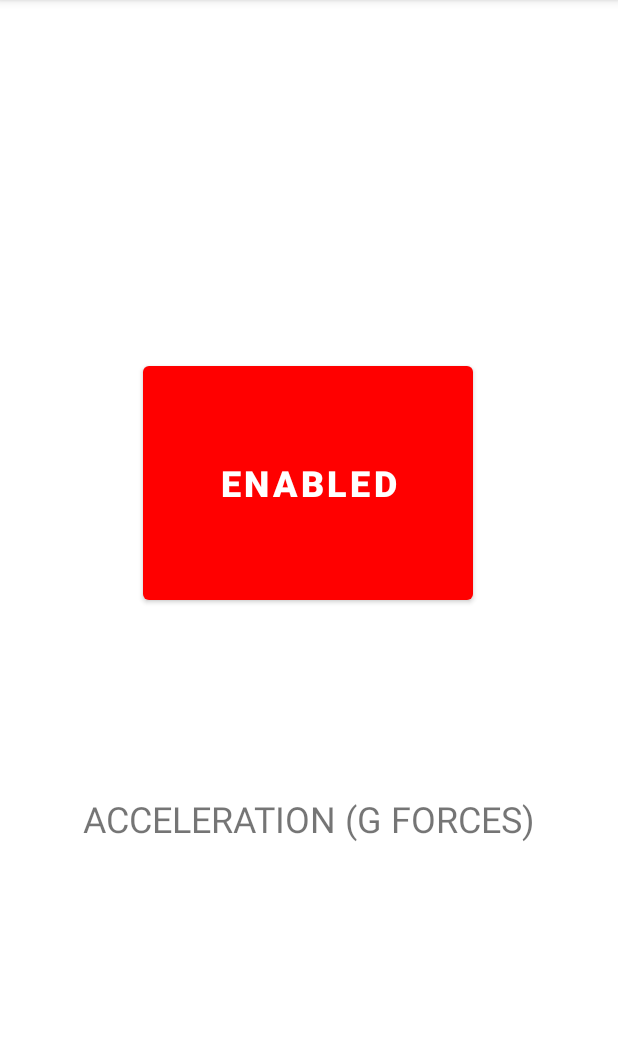
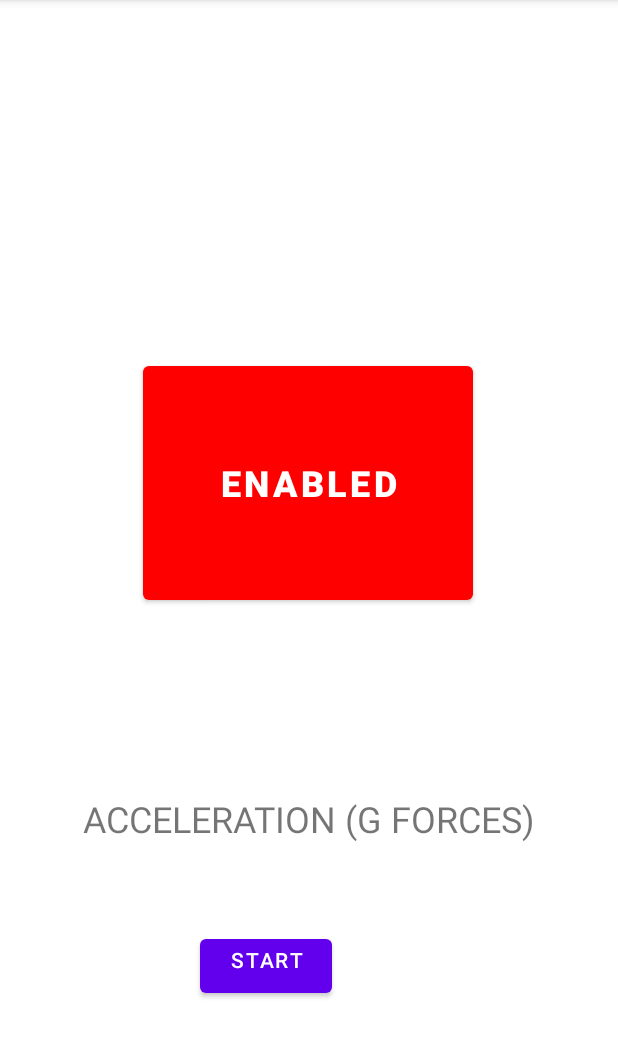
Before and after one commit to benjaminBroudy/Mobile-Theft-Alert, an Android app: the screen it shows after launch (MainActivity), after a tap on "DISABLED", on a phone screen of 412 x 824 dp, the part 84-1142 px from its top. Run offline under Robolectric (Android 15) with nearby library versions, the phone set to English and light mode, and no system bars.

Commit message:
Debug finished

```diff
--- a/Mobile Theft Alert/app/src/main/java/com/example/cac2021service/MainActivity.java
+++ b/Mobile Theft Alert/app/src/main/java/com/example/cac2021service/MainActivity.java
@@ -21,9 +21,12 @@ import android.widget.TextView;
 public final class MainActivity extends AppCompatActivity implements View.OnClickListener, SensorEventListener {
 
     private Button button;
+    private Button debugButton;
     private TextView acceleration;
     private SensorManager sensorManager;
     boolean off = true;
+    boolean debug = true;
+    boolean debug2 = false;
     float[] arr;
     int place = 0;
 
@@ -36,6 +39,8 @@ public final class MainActivity extends AppCompatActivity implements View.OnClic
         button = (Button) findViewById(R.id.button);
         button.setBackgroundColor(android.graphics.Color.parseColor("#1ebd31"));
 
+        debugButton = (Button) findViewById(R.id.debugButton);
+
         sensorManager = (SensorManager) getApplicationContext().getSystemService(SENSOR_SERVICE);
         Sensor accel = sensorManager.getDefaultSensor(Sensor.TYPE_LINEAR_ACCELERATION);
         sensorManager.registerListener(this, accel, SensorManager.SENSOR_DELAY_NORMAL);
@@ -43,6 +48,7 @@ public final class MainActivity extends AppCompatActivity implements View.OnClic
         acceleration = (TextView)findViewById(R.id.textView);
 
         button.setOnClickListener(this);
+        debugButton.setOnClickListener(this);
 
         arr = new float[20000];
 
@@ -51,6 +57,8 @@ public final class MainActivity extends AppCompatActivity implements View.OnClic
     @RequiresApi(api = Build.VERSION_CODES.O)
     @Override
     public void onClick(View view) {
+
+        if (view == button) {
 
             if (off) {
 
@@ -67,6 +75,27 @@ public final class MainActivity extends AppCompatActivity implements View.OnClic
 
                 button.setBackgroundColor(android.graphics.Color.parseColor("#1ebd31"));
                 stopService(new Intent(this, extension.class));
+
+            }
+
+        }
+
+        if (view == debugButton) {
+
+            if (debug) {
+
+                debug2 = true;
+                debug = false;
+                debugButton.setText("Reset");
+
+            } else {
+
+                debug2 = false;
+                debug = true;
+                place = 0;
+                debugButton.setText("Start");
+
+            }
 
         }
 
@@ -93,6 +122,8 @@ public final class MainActivity extends AppCompatActivity implements View.OnClic
 
         //acceleration.setText(String.valueOf(currentAcceleration));
 
+        if (debug2) {
+
             if (place < 20000) {
 
                 arr[place] = currentAcceleration;
@@ -111,7 +142,9 @@ public final class MainActivity extends AppCompatActivity implements View.OnClic
 
             average = sum / (place - 1);
 
-        acceleration.setText(String.valueOf(average + ", " + currentAcceleration));
+            acceleration.setText(String.valueOf(average));
+
+        }
 
     }
 
--- a/Mobile Theft Alert/app/src/main/java/com/example/cac2021service/extension.java
+++ b/Mobile Theft Alert/app/src/main/java/com/example/cac2021service/extension.java
@@ -200,7 +200,7 @@ public class extension extends Service implements SensorEventListener {
     @RequiresApi(Build.VERSION_CODES.O)
     private String createNotificationChannel(NotificationManager notificationManager){
         String channelId = "42";
-        String channelName = "My Foreground Service";
+        String channelName = "Foreground Service Notification";
         NotificationChannel channel = new NotificationChannel(channelId, channelName, NotificationManager.IMPORTANCE_HIGH);
         // omitted the LED color
         channel.setImportance(NotificationManager.IMPORTANCE_NONE);
--- a/Mobile Theft Alert/app/src/main/res/layout/activity_main.xml
+++ b/Mobile Theft Alert/app/src/main/res/layout/activity_main.xml
@@ -47,4 +47,16 @@
         app:layout_constraintEnd_toEndOf="parent"
         app:layout_constraintStart_toStartOf="parent" />
 
+    <Button
+        android:id="@+id/debugButton"
+        android:layout_width="wrap_content"
+        android:layout_height="wrap_content"
+        android:layout_marginStart="133dp"
+        android:layout_marginLeft="133dp"
+        android:layout_marginTop="32dp"
+        android:gravity="center_horizontal"
+        android:text="Start"
+        app:layout_constraintStart_toStartOf="parent"
+        app:layout_constraintTop_toBottomOf="@+id/textView" />
+
 </androidx.constraintlayout.widget.ConstraintLayout>
```
Lines whose indentation alone changed are shown as unchanged.
